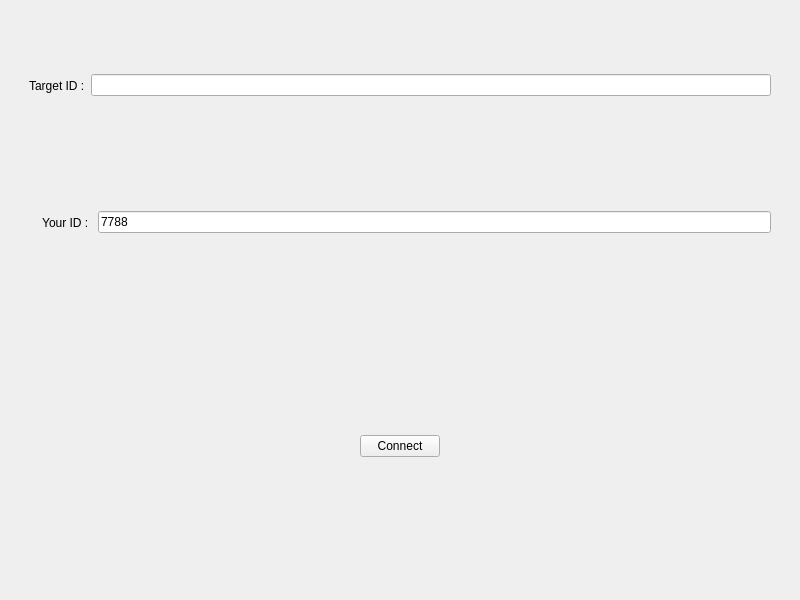
XQQYT/XqqytDesktop, file UI/MainWidget/MainWidget.ui: the form before one commit.
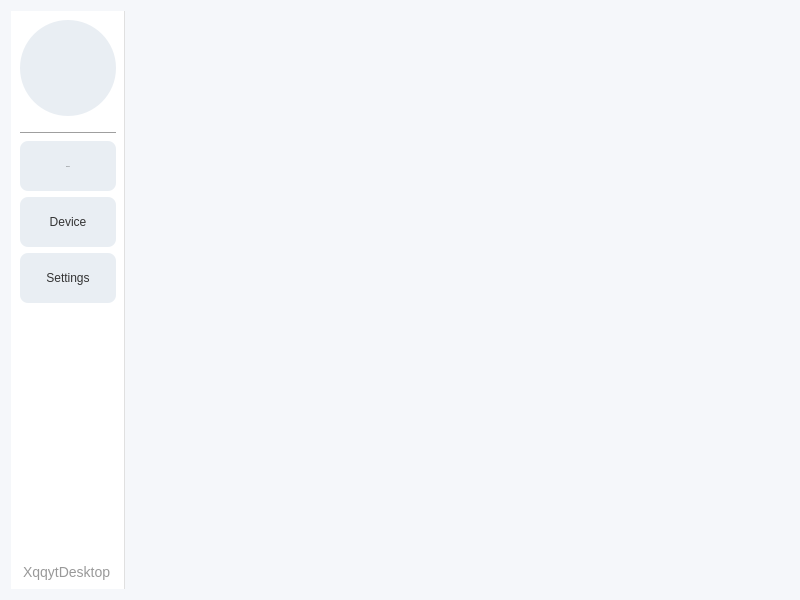
The form after the commit. Icons and pictures are not drawn.

Commit message: improve_mainwidget_connect_widget_add_widget_manager

Patch:
```diff
--- a/UI/MainWidget/MainWidget.ui
+++ b/UI/MainWidget/MainWidget.ui
@@ -13,84 +13,184 @@
   <property name="windowTitle">
    <string>Widget</string>
   </property>
-  <layout class="QGridLayout" name="gridLayout">
+  <property name="styleSheet">
+   <string notr="true">/* 主窗口背景 */
+QWidget#MainWidget {
+    background-color: #f5f7fa;
+    font-family: &quot;Segoe UI&quot;, &quot;Arial&quot;, sans-serif;
+    font-size: 14px;
+    color: #333;
+}
+
+/* 左侧按钮区域背景 */
+QWidget#left_btn_widget {
+    background-color: #ffffff;
+    border-right: 1px solid #e0e0e0;
+}
+
+/* 所有按钮通用样式 */
+QPushButton {
+    background-color: #e9eef3;
+    border: none;
+    border-radius: 8px;
+    padding: 5px;
+	text-align: center;
+    color: #333;
+	
+	font: 75 16px &quot;Ubuntu Mono&quot;;
+}
+
+QPushButton:hover {
+    background-color: #d0dce5;
+}
+
+QPushButton:pressed {
+    background-color: #b0c4d0;
+}
+
+/* 圆形图标按钮（pushButton）样式 */
+QPushButton#btn_logo {
+    border-radius: 48px;
+	border: none;
+	border-image: url(:/images/pic/logo.png);
+}
+
+/* 文字按钮（Connect、Device、Settings）样式细节 */
+QPushButton#btn_connect,
+QPushButton#btn_device,
+QPushButton#btn_settings {
+    text-align: center;
+    height: 40px;
+}
+
+/* 标签样式（XqqytDesktop） */
+QLabel#label_XqqytDesktop {
+    color: #999;
+    font-size: 14px;
+    margin-top: 20px;
+    qproperty-alignment: AlignCenter;
+}
+
+/* 分隔线样式 */
+Line {
+    background-color: #e0e0e0;
+    height: 1px;
+    margin: 8px 0;
+}</string>
+  </property>
+  <layout class="QFormLayout" name="formLayout">
    <item row="0" column="0">
-    <widget class="QWidget" name="widget_5" native="true">
+    <widget class="QWidget" name="left_btn_widget" native="true">
+     <property name="styleSheet">
+      <string notr="true"/>
+     </property>
      <layout class="QVBoxLayout" name="verticalLayout">
       <item>
-       <widget class="QWidget" name="widget_4" native="true">
-        <layout class="QHBoxLayout" name="horizontalLayout_4">
-         <item>
-          <widget class="QLabel" name="label_target_id">
-           <property name="text">
-            <string>Target ID :</string>
-           </property>
-          </widget>
-         </item>
-         <item>
-          <widget class="QLineEdit" name="lineEdit_target_id"/>
-         </item>
-        </layout>
+       <widget class="QPushButton" name="btn_logo">
+        <property name="minimumSize">
+         <size>
+          <width>96</width>
+          <height>96</height>
+         </size>
+        </property>
+        <property name="maximumSize">
+         <size>
+          <width>96</width>
+          <height>96</height>
+         </size>
+        </property>
+        <property name="text">
+         <string/>
+        </property>
        </widget>
       </item>
       <item>
-       <widget class="QWidget" name="widget_3" native="true">
-        <layout class="QHBoxLayout" name="horizontalLayout">
-         <item>
-          <widget class="QLabel" name="label_id">
-           <property name="text">
-            <string>    Your ID : </string>
-           </property>
-          </widget>
-         </item>
-         <item>
-          <widget class="QLineEdit" name="lineEdit_id">
-           <property name="text">
-            <string>7788</string>
-           </property>
-          </widget>
-         </item>
-        </layout>
-       </widget>
-      </item>
-     </layout>
-    </widget>
-   </item>
-   <item row="1" column="0">
-    <widget class="QWidget" name="widget_6" native="true">
-     <layout class="QHBoxLayout" name="horizontalLayout_5">
-      <item>
-       <spacer name="horizontalSpacer_3">
+       <spacer name="verticalSpacer_2">
         <property name="orientation">
-         <enum>Qt::Horizontal</enum>
+         <enum>Qt::Vertical</enum>
+        </property>
+        <property name="sizeType">
+         <enum>QSizePolicy::Preferred</enum>
         </property>
         <property name="sizeHint" stdset="0">
          <size>
-          <width>40</width>
-          <height>20</height>
+          <width>10</width>
+          <height>10</height>
          </size>
         </property>
        </spacer>
       </item>
+      <item>
+       <widget class="Line" name="line">
+        <property name="orientation">
+         <enum>Qt::Horizontal</enum>
+        </property>
+       </widget>
+      </item>
       <item>
        <widget class="QPushButton" name="btn_connect">
+        <property name="font">
+         <font>
+          <family>Ubuntu Mono</family>
+          <pointsize>-1</pointsize>
+          <weight>9</weight>
+          <italic>false</italic>
+          <bold>false</bold>
+         </font>
+        </property>
         <property name="text">
          <string>Connect</string>
         </property>
+        <property name="flat">
+         <bool>false</bool>
+        </property>
        </widget>
       </item>
       <item>
-       <spacer name="horizontalSpacer_4">
+       <widget class="QPushButton" name="btn_device">
+        <property name="text">
+         <string>Device</string>
+        </property>
+       </widget>
+      </item>
+      <item>
+       <widget class="QPushButton" name="btn_settings">
+        <property name="text">
+         <string>Settings</string>
+        </property>
+       </widget>
+      </item>
+      <item>
+       <spacer name="verticalSpacer">
         <property name="orientation">
-         <enum>Qt::Horizontal</enum>
+         <enum>Qt::Vertical</enum>
         </property>
         <property name="sizeHint" stdset="0">
          <size>
-          <width>40</width>
-          <height>20</height>
+          <width>20</width>
+          <height>40</height>
          </size>
         </property>
        </spacer>
+      </item>
+      <item>
+       <widget class="QLabel" name="label_XqqytDesktop">
+        <property name="text">
+         <string>XqqytDesktop</string>
+        </property>
+       </widget>
+      </item>
+     </layout>
+    </widget>
+   </item>
+   <item row="0" column="1">
+    <widget class="QWidget" name="right_content_widget" native="true">
+    <property name="styleSheet">
+   <string notr="true"/>
+  </property>
+     <layout class="QGridLayout" name="gridLayout_2">
+      <item row="0" column="0">
+       <layout class="QGridLayout" name="widget_gridLayout"/>
       </item>
      </layout>
     </widget>
```
Left out of the diff: 6 changed lines with no effect on the pictures. The commit also changes 18 other files.
